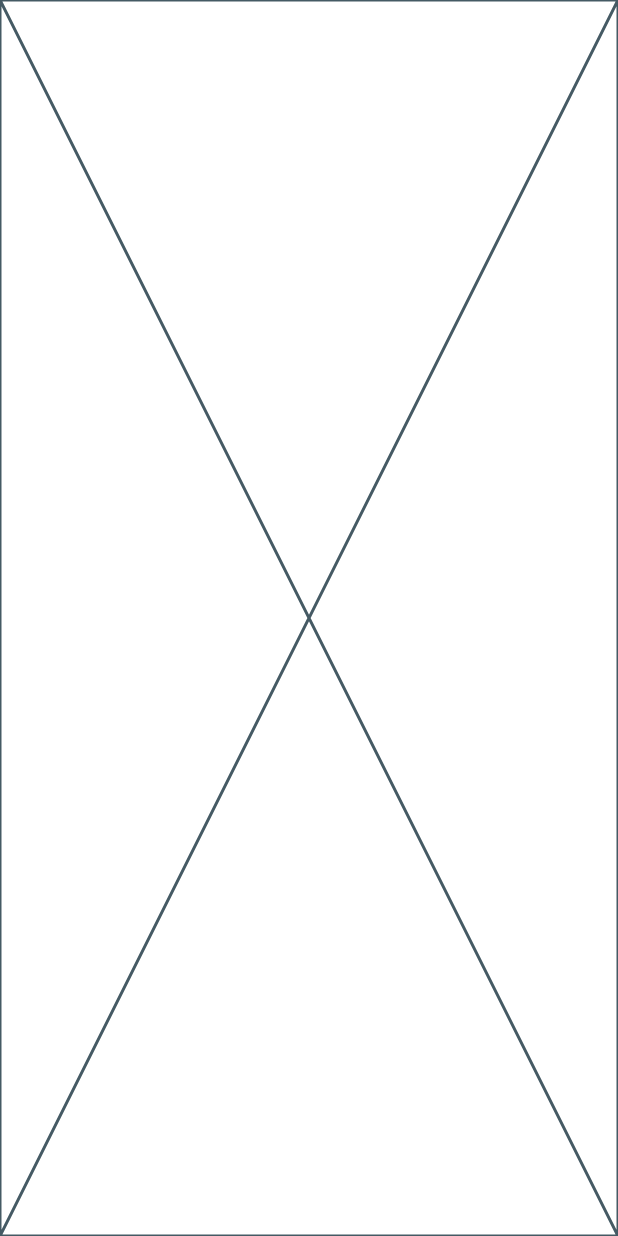
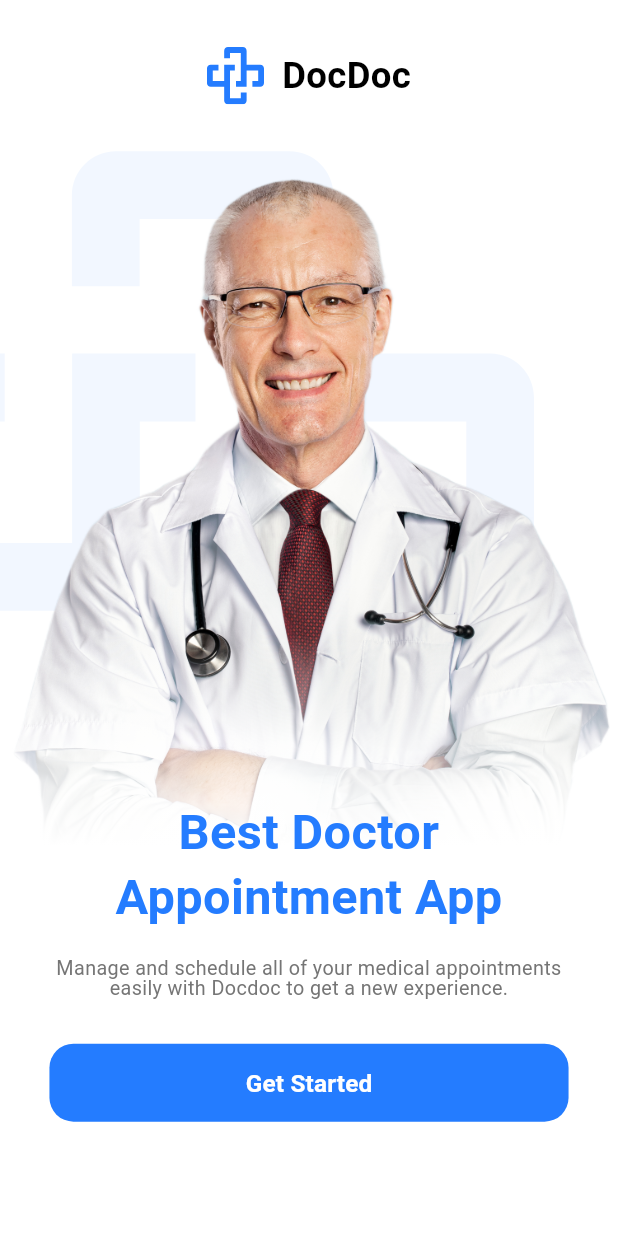
Before and after one commit to SamiMadane/flutter_advance, a Flutter app: the screen it shows after launch, on a phone screen of 412 x 824 dp. Run offline on Flutter 3.47's test engine with Material 3 defaults, Android fonts, the phone set to English and light mode, and no system bars; our stand-ins replace flutter_screenutil, flutter_svg.

Commit message:
- added images & svgs folders for assets. - added colors & text styles - added empty login screen - added onboarding screen

```diff
--- /dev/null
+++ b/lib/core/resourses/assets_manager.dart
@@ -0,0 +1,8 @@
+const String imagesPath = 'assets/images';
+const String svgsPath = 'assets/svgs';
+
+class AssetsManager {
+  static const String onBoardingDoctor = '$imagesPath/onboarding_doctor.png';
+  static const String docDocLogoLowOpacity = '$svgsPath/docdoc_logo_low_opacity.svg';
+  static const String docDocLogo = '$svgsPath/docdoc_logo.svg';
+}
--- a/lib/core/resourses/fonts_manager.dart
+++ b/lib/core/resourses/fonts_manager.dart
@@ -1,14 +1,14 @@
 import 'package:flutter/material.dart';
 import 'package:flutter_advance/core/util/size_util.dart';
 
-class ManagerFontWeight {
+class FontWeightManager {
   static const FontWeight regular = FontWeight.w400;
   static const FontWeight medium = FontWeight.w500;
   static const FontWeight semiBold = FontWeight.w600;
   static const FontWeight bold = FontWeight.w700;
 }
 
-class ManagerFontSize {
+class FontSizeManager {
   static double s2 = SizeUtil.setFontSize(2.0);
   static double s4 = SizeUtil.setFontSize(4.0);
   static double s6 = SizeUtil.setFontSize(6.0);
@@ -16,6 +16,7 @@ class ManagerFontSize {
   static double s10 = SizeUtil.setFontSize(10.0);
   static double s11 = SizeUtil.setFontSize(11.0);
   static double s12 = SizeUtil.setFontSize(12.0);
+  static double s13 = SizeUtil.setFontSize(13.0);
   static double s14 = SizeUtil.setFontSize(14.0);
   static double s15 = SizeUtil.setFontSize(15.0);
   static double s16 = SizeUtil.setFontSize(16.0);
@@ -26,6 +27,7 @@ class ManagerFontSize {
   static double s26 = SizeUtil.setFontSize(26.0);
   static double s28 = SizeUtil.setFontSize(28.0);
   static double s30 = SizeUtil.setFontSize(30.0);
+  static double s32 = SizeUtil.setFontSize(32.0);
   static double s35 = SizeUtil.setFontSize(35.0);
   static double s40 = SizeUtil.setFontSize(40.0);
   static double s80 = SizeUtil.setFontSize(80.0);
--- a/lib/core/resourses/sizes_util_manager.dart
+++ b/lib/core/resourses/sizes_util_manager.dart
@@ -2,7 +2,7 @@
 
 import '../util/size_util.dart';
 
-class ManagerRadius {
+class RadiusManager {
   static double r2 = SizeUtil.setRadius(2.0);
   static double r4 = SizeUtil.setRadius(4.0);
   static double r6 = SizeUtil.setRadius(6.0);
@@ -24,7 +24,8 @@ class ManagerRadius {
   static double r100 = SizeUtil.setRadius(100.0);
 }
 
-class ManagerWidth {
+class WidthManager {
+  static double w0 = SizeUtil.setWidth(0.0);
   static double w0_9 = SizeUtil.setWidth(0.9);
   static double w1 = SizeUtil.setWidth(1.0);
   static double w1_5 = SizeUtil.setWidth(1.5);
@@ -58,8 +59,9 @@ class ManagerWidth {
 
 }
 
-class ManagerHeight {
+class HeightManager {
   static double h1 = SizeUtil.setHeight(1.0);
+  static double h1_3 = SizeUtil.setHeight(1.3);
   static double h2 = SizeUtil.setHeight(2.0);
   static double h4 = SizeUtil.setHeight(4.0);
   static double h6 = SizeUtil.setHeight(6.0);
@@ -93,7 +95,7 @@ class ManagerHeight {
 
 }
 
-class ManagerIconSize {
+class IconSizeManager {
   static double s2 = 2;
   static double s4 = 4;
   static double s6 = 6;
@@ -103,10 +105,8 @@ class ManagerIconSize {
   static double s14 = 14;
 }
 
-class ManagerOpacity {
-  static double Op_0_3 = 0.3;
-  static double Op_0_5 = 0.5;
-  static double Op_0_0_5 = 0.05;
+class OpacityManager {
+  static double op_0_0 = 0.0;
 }
 
 class ConstantSize {
--- a/lib/core/resourses/styles_manager.dart
+++ b/lib/core/resourses/styles_manager.dart
@@ -29,11 +29,11 @@ TextStyle getRegularTextStyle({
 }) {
   return _getTextStyle(
     fontSize,
-    ManagerFontWeight.regular,
+    FontWeightManager.regular,
     color,
     decoration,
     overflow,
-    height!,
+    height ?? 1.0,
   );
 }
 
@@ -47,11 +47,11 @@ TextStyle getMediumTextStyle({
 }) {
   return _getTextStyle(
     fontSize,
-    ManagerFontWeight.medium,
+    FontWeightManager.medium,
     color,
     decoration,
     overflow,
-    height!,
+    height ?? 1.0,
   );
 }
 
@@ -65,11 +65,11 @@ TextStyle getSemiBoldTextStyle({
 }) {
   return _getTextStyle(
     fontSize,
-    ManagerFontWeight.semiBold,
+    FontWeightManager.semiBold,
     color,
     decoration,
     overflow,
-    height!,
+    height ?? 1.0,
   );
 }
 
@@ -83,10 +83,10 @@ TextStyle getBoldTextStyle({
 }) {
   return _getTextStyle(
     fontSize,
-    ManagerFontWeight.bold,
+    FontWeightManager.bold,
     color,
     decoration,
     overflow,
-    height!,
+    height ?? 1.0,
   );
 }
--- a/lib/core/routes/app_router.dart
+++ b/lib/core/routes/app_router.dart
@@ -11,7 +11,7 @@ class AppRouter {
     switch (settings.name) {
       case Routes.onBoardingScreen:
         return MaterialPageRoute(
-          builder: (_) => const OnBoardingScreen(),
+          builder: (_) => const OnboardingScreen(),
         );
       case Routes.loginScreen:
         return MaterialPageRoute(
--- a/lib/doc_app.dart
+++ b/lib/doc_app.dart
@@ -12,7 +12,7 @@ class DocApp extends StatelessWidget {
   @override
   Widget build(BuildContext context) {
     return ScreenUtilInit(
-      designSize: Size(ManagerHeight.h375, ManagerWidth.w812),
+      designSize: const Size(375, 812),
       minTextAdapt: true,
       child: MaterialApp(
         title: 'Doc App',
--- a/lib/feature/onboarding/ui/views/onboarding_screen.dart
+++ b/lib/feature/onboarding/ui/views/onboarding_screen.dart
@@ -1,10 +1,46 @@
 import 'package:flutter/material.dart';
+import 'package:flutter_advance/core/resourses/colors_manager.dart';
+import 'package:flutter_advance/core/resourses/fonts_manager.dart';
+import 'package:flutter_advance/core/resourses/sizes_util_manager.dart';
+import 'package:flutter_advance/core/resourses/styles_manager.dart';
+import 'package:flutter_advance/feature/onboarding/ui/widgets/doc_logo_and_name.dart';
+import 'package:flutter_advance/feature/onboarding/ui/widgets/doctor_image_and_text.dart';
+import 'package:flutter_advance/feature/onboarding/ui/widgets/get_started_button.dart';
 
-class OnBoardingScreen extends StatelessWidget {
-  const OnBoardingScreen({super.key});
+
+class OnboardingScreen extends StatelessWidget {
+  const OnboardingScreen({super.key});
 
   @override
   Widget build(BuildContext context) {
-    return const Placeholder();
+    return Scaffold(
+      body: SafeArea(
+          child: SingleChildScrollView(
+        child: Padding(
+          padding: EdgeInsets.only(top: HeightManager.h30, bottom: HeightManager.h30),
+          child: Column(
+            children: [
+              const DocLogoAndName(),
+              SizedBox(height: HeightManager.h30),
+              const DoctorImageAndText(),
+              Padding(
+                padding: EdgeInsets.symmetric(horizontal: WidthManager.w30),
+                child: Column(
+                  children: [
+                    Text(
+                      'Manage and schedule all of your medical appointments easily with Docdoc to get a new experience.',
+                      style: getRegularTextStyle(fontSize: FontSizeManager.s13, color: ColorsManager.gray),
+                      textAlign: TextAlign.center,
+                    ),
+                    SizedBox(height: HeightManager.h30),
+                    const GetStartedButton(),
+                  ],
+                ),
+              )
+            ],
+          ),
+        ),
+      )),
+    );
   }
 }
--- /dev/null
+++ b/lib/feature/onboarding/ui/widgets/doc_logo_and_name.dart
@@ -0,0 +1,26 @@
+import 'package:flutter/material.dart';
+import 'package:flutter_advance/core/resourses/assets_manager.dart';
+import 'package:flutter_advance/core/resourses/colors_manager.dart';
+import 'package:flutter_advance/core/resourses/fonts_manager.dart';
+import 'package:flutter_advance/core/resourses/sizes_util_manager.dart';
+import 'package:flutter_advance/core/resourses/styles_manager.dart';
+import 'package:flutter_svg/svg.dart';
+
+class DocLogoAndName extends StatelessWidget {
+  const DocLogoAndName({super.key});
+
+  @override
+  Widget build(BuildContext context) {
+    return Row(
+      mainAxisAlignment: MainAxisAlignment.center,
+      children: [
+        SvgPicture.asset(AssetsManager.docDocLogo),
+        SizedBox(width: WidthManager.w10),
+        Text(
+          'DocDoc',
+          style: getBoldTextStyle(fontSize: FontSizeManager.s24, color: ColorsManager.black)
+        ),
+      ],
+    );
+  }
+}
--- /dev/null
+++ b/lib/feature/onboarding/ui/widgets/doctor_image_and_text.dart
@@ -0,0 +1,44 @@
+import 'package:flutter/material.dart';
+import 'package:flutter_advance/core/resourses/assets_manager.dart';
+import 'package:flutter_advance/core/resourses/colors_manager.dart';
+import 'package:flutter_advance/core/resourses/fonts_manager.dart';
+import 'package:flutter_advance/core/resourses/sizes_util_manager.dart';
+import 'package:flutter_advance/core/resourses/styles_manager.dart';
+import 'package:flutter_svg/flutter_svg.dart';
+
+class DoctorImageAndText extends StatelessWidget {
+  const DoctorImageAndText({super.key});
+
+  @override
+  Widget build(BuildContext context) {
+    return Stack(
+      children: [
+        SvgPicture.asset(AssetsManager.docDocLogoLowOpacity),
+        Container(
+          foregroundDecoration: BoxDecoration(
+            gradient: LinearGradient(
+              colors: [
+                Colors.white,
+                Colors.white.withValues(alpha: 0.0),
+              ],
+              begin: Alignment.bottomCenter,
+              end: Alignment.topCenter,
+              stops: const [0.14, 0.4],
+            ),
+          ),
+          child: Image.asset(AssetsManager.onBoardingDoctor),
+        ),
+        Positioned(
+          bottom: HeightManager.h20,
+          left: WidthManager.w0,
+          right: WidthManager.w0,
+          child: Text(
+            'Best Doctor\nAppointment App',
+            textAlign: TextAlign.center,
+            style: getBoldTextStyle(fontSize: FontSizeManager.s32, color: ColorsManager.primaryColor, height: HeightManager.h1_3)
+          ),
+        ),
+      ],
+    );
+  }
+}
--- /dev/null
+++ b/lib/feature/onboarding/ui/widgets/get_started_button.dart
@@ -0,0 +1,36 @@
+import 'package:flutter/material.dart';
+import 'package:flutter_advance/core/helpers/extensions.dart';
+import 'package:flutter_advance/core/resourses/colors_manager.dart';
+import 'package:flutter_advance/core/resourses/fonts_manager.dart';
+import 'package:flutter_advance/core/resourses/styles_manager.dart';
+import 'package:flutter_advance/core/routes/routes.dart';
+
+
+class GetStartedButton extends StatelessWidget {
+  const GetStartedButton({super.key});
+
+  @override
+  Widget build(BuildContext context) {
+    return TextButton(
+      onPressed: () {
+        context.pushNamed(Routes.loginScreen);
+      },
+      style: ButtonStyle(
+        backgroundColor: WidgetStateProperty.all(ColorsManager.primaryColor),
+        tapTargetSize: MaterialTapTargetSize.shrinkWrap,
+        minimumSize: WidgetStateProperty.all(
+          const Size(double.infinity, 52),
+        ),
+        shape: WidgetStateProperty.all(
+          RoundedRectangleBorder(
+            borderRadius: BorderRadius.circular(16),
+          ),
+        ),
+      ),
+      child: Text(
+        'Get Started',
+        style: getSemiBoldTextStyle(fontSize: FontSizeManager.s16, color: ColorsManager.white),
+      ),
+    );
+  }
+}
--- a/lib/main.dart
+++ b/lib/main.dart
@@ -1,9 +1,11 @@
 import 'package:flutter/material.dart';
 import 'package:flutter_advance/core/routes/app_router.dart';
 import 'package:flutter_advance/doc_app.dart';
+import 'package:flutter_screenutil/flutter_screenutil.dart';
 
-void main() {
+void main() async{
   WidgetsFlutterBinding.ensureInitialized();
+  await ScreenUtil.ensureScreenSize();
   runApp(DocApp(
     appRouter: AppRouter(),
   ));
--- a/pubspec.yaml
+++ b/pubspec.yaml
@@ -86,9 +86,9 @@ flutter:
   # the material Icons class.
   uses-material-design: true
   # To add assets to your application, add an assets section, like this:
-  # assets:
-  #   - images/a_dot_burr.jpeg
-  #   - images/a_dot_ham.jpeg
+  assets:
+    - assets/images/
+    - assets/svgs/
   # An image asset can refer to one or more resolution-specific "variants", see
   # https://flutter.dev/to/resolution-aware-images
   # For details regarding adding assets from package dependencies, see
```
Also changed, not shown: structure_project.dart (+19 -19 lines), assets/images/onboarding_doctor.png (added), assets/svgs/docdoc_logo.svg (added), assets/svgs/docdoc_logo_low_opacity.svg (added), lib/core/resourses/assest_manager.dart (deleted), 1 other file.
